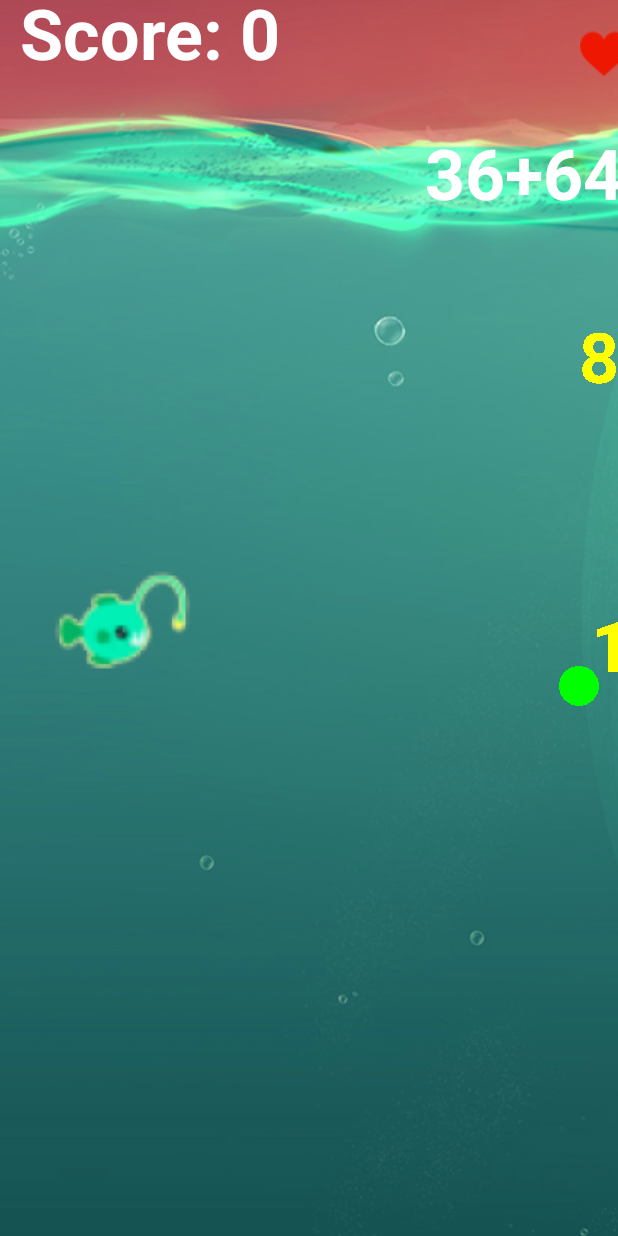
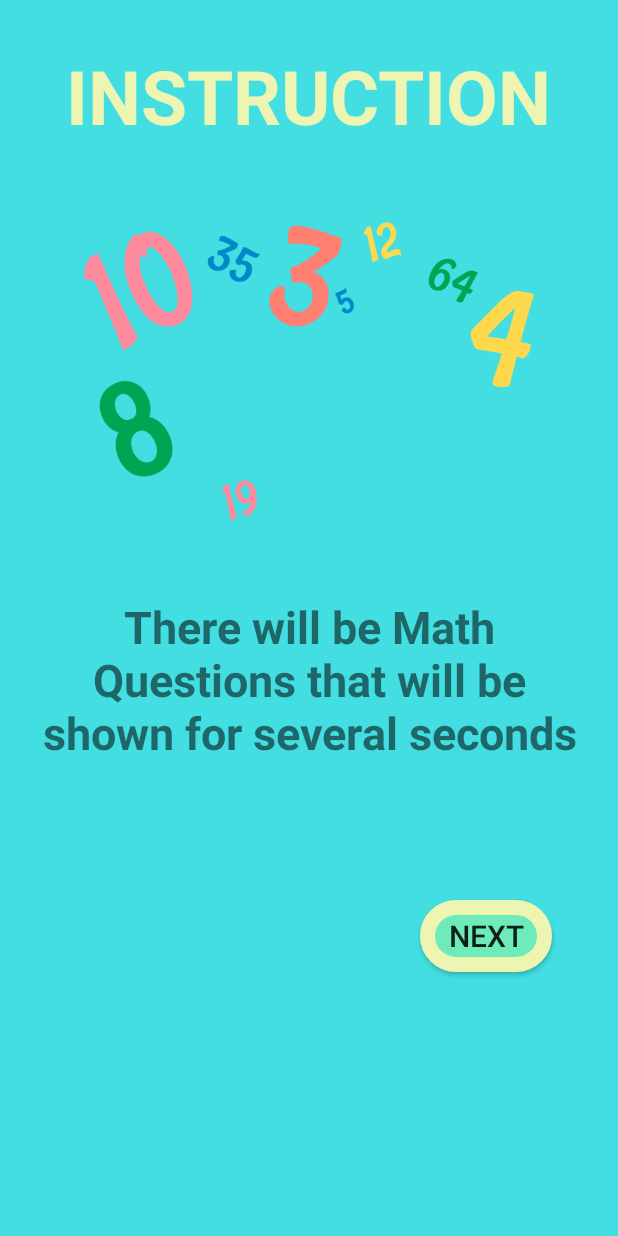
Before and after one commit to wilsonGoei/CP3406-A2-Educational-App, an Android app: the screen it shows after launch (game_activity before the commit, Instruction after it), after a tap on "PLAY", on a phone screen of 412 x 824 dp. Run offline under Robolectric (Android 15) with nearby library versions, the phone set to English and light mode, and no system bars.

Commit message:
Add Instruction and add pause, finishing

```diff
--- a/Assignment_2/app/src/main/AndroidManifest.xml
+++ b/Assignment_2/app/src/main/AndroidManifest.xml
@@ -9,7 +9,9 @@
         android:roundIcon="@drawable/splash_icon"
         android:supportsRtl="true"
         android:theme="@style/AppTheme">
-        <activity android:name=".Settings"></activity>
+        <activity android:name=".Instruction"></activity>
+        <activity android:name=".pause" android:theme="@style/Theme.Transparent"/>
+        <activity android:name=".Settings" />
         <activity android:name=".Leaderboards" />
         <activity android:name=".GameOverActivity" />
         <activity android:name=".Splash">
--- /dev/null
+++ b/Assignment_2/app/src/main/java/com/example/educationalapp_assignment2/Instruction.java
@@ -0,0 +1,49 @@
+package com.example.educationalapp_assignment2;
+
+import androidx.appcompat.app.AppCompatActivity;
+
+import android.content.Intent;
+import android.os.Bundle;
+import android.view.View;
+import android.widget.ImageView;
+import android.widget.TextView;
+
+public class Instruction extends AppCompatActivity {
+
+    private ImageView instructionImage;
+    private TextView instructionText;
+    private int clickCounter = 0;
+
+    @Override
+    protected void onCreate(Bundle savedInstanceState) {
+        super.onCreate(savedInstanceState);
+        setContentView(R.layout.activity_instruction);
+
+        instructionImage = (ImageView)findViewById(R.id.instructionImage);
+        instructionText = (TextView)findViewById(R.id.instructionText);
+
+    }
+
+    public void clicked(View view){
+        clickCounter ++;
+        if (clickCounter == 1){
+            instructionImage.setImageResource(R.drawable.fish1);
+            instructionText.setText("Hit the correct ANSWER with the fish then you will get 10 points");
+        }
+        else if (clickCounter == 2){
+            instructionImage.setImageResource(R.drawable.heart_grey);
+            instructionText.setText("If you hit the wrong answer you will lose 1 health");
+        }
+        else if (clickCounter == 3){
+            instructionImage.setImageResource(R.drawable.hearts);
+            instructionText.setText("You have 3 hearts, if you loose all the hearts it will be GAME OVER" +
+                    "\n HAVE FUN!");
+        }
+        else if (clickCounter == 4){
+            clickCounter = 0;
+            finish();
+            Intent to_game = new Intent(Instruction.this, game_activity.class);
+            startActivity(to_game);
+        }
+    }
+}
--- a/Assignment_2/app/src/main/java/com/example/educationalapp_assignment2/MainActivity.java
+++ b/Assignment_2/app/src/main/java/com/example/educationalapp_assignment2/MainActivity.java
@@ -19,7 +19,7 @@ public class MainActivity extends AppCompatActivity {
     private String songsBoolean;
 
     public void playScreen(View view){
-        Intent toPlayScreen = new Intent(MainActivity.this, game_activity.class);
+        Intent toPlayScreen = new Intent(MainActivity.this, Instruction.class);
         startActivity(toPlayScreen);
     }
 
@@ -73,4 +73,10 @@ public class MainActivity extends AppCompatActivity {
             Log.i("statusStartOff",songsBoolean);
         }
     }
+
+//    @Override
+//    protected void onPause() {
+//        super.onPause();
+//        backGroundMusic.pause();
+//    }
 }
--- /dev/null
+++ b/Assignment_2/app/src/main/res/layout/activity_instruction.xml
@@ -0,0 +1,57 @@
+<?xml version="1.0" encoding="utf-8"?>
+<RelativeLayout xmlns:android="http://schemas.android.com/apk/res/android"
+    xmlns:app="http://schemas.android.com/apk/res-auto"
+    xmlns:tools="http://schemas.android.com/tools"
+    android:layout_width="match_parent"
+    android:layout_height="match_parent"
+    tools:context=".Instruction"
+    android:background="@color/lightBlue">
+
+    <TextView
+        android:id="@+id/instructionTitle"
+        android:layout_width="wrap_content"
+        android:layout_height="wrap_content"
+        android:layout_marginTop="30dp"
+        android:layout_centerHorizontal="true"
+        android:text="INSTRUCTION"
+        android:textSize="50sp"
+        android:textColor="@color/lightYellow"
+        android:textStyle="bold"
+        />
+
+    <ImageView
+        android:id="@+id/instructionImage"
+        android:layout_width="300dp"
+        android:layout_height="200dp"
+        android:layout_marginTop="50dp"
+        android:layout_centerHorizontal="true"
+        android:layout_below="@+id/instructionTitle"
+        android:src="@drawable/numbers"/>
+    <TextView
+        android:id="@+id/instructionText"
+        android:layout_width="wrap_content"
+        android:layout_height="wrap_content"
+        android:layout_marginTop="50dp"
+        android:paddingLeft="20dp"
+        android:paddingRight="20dp"
+        android:layout_below="@+id/instructionImage"
+        android:layout_centerHorizontal="true"
+        android:text="There will be Math Questions that will be shown for several seconds"
+        android:textSize="30sp"
+        android:textStyle="bold"
+        android:gravity="center"/>
+
+    <Button
+        android:id="@+id/instructionButton"
+        android:layout_width="wrap_content"
+        android:layout_height="wrap_content"
+        android:layout_marginTop="600dp"
+        android:layout_marginLeft="280dp"
+        android:paddingLeft="10dp"
+        android:paddingRight="10dp"
+        android:background="@drawable/menu_button"
+        android:text="Next"
+        android:textSize="20sp"
+        android:onClick="clicked"/>
+
+</RelativeLayout>
--- a/Assignment_2/app/src/main/res/values/styles.xml
+++ b/Assignment_2/app/src/main/res/values/styles.xml
@@ -8,4 +8,12 @@
         <item name="colorAccent">@color/lightYellow</item>
     </style>
 
+    <style name="Theme.Transparent" parent="android:Theme">
+        <item name="android:windowIsTranslucent">true</item>
+        <item name="android:windowBackground">@android:color/transparent</item>
+        <item name="android:windowContentOverlay">@null</item>
+        <item name="android:windowNoTitle">true</item>
+        <item name="android:windowIsFloating">true</item>
+        <item name="android:backgroundDimEnabled">false</item>
+    </style>
 </resources>
```
Also changed, not shown: Assignment_2/app/src/main/java/com/example/educationalapp_assignment2/FishView.java (+13 -10 lines), Assignment_2/app/src/main/java/com/example/educationalapp_assignment2/game_activity.java (+45 -3 lines), Assignment_2/app/src/main/java/com/example/educationalapp_assignment2/pause.java (added, +37 -0 lines), Assignment_2/app/src/main/res/layout/activity_pause.xml (added, +64 -0 lines), Assignment_2/app/src/main/res/drawable-v24/hearts.png, Assignment_2/app/src/main/res/drawable-v24/numbers.png (added), Assignment_2/app/src/main/res/drawable-v24/pause_background.jpg (added), Assignment_2/app/src/main/res/drawable-v24/wrong.png (added), Assignment_2/app/src/main/res/drawable-v24/yellow_pause_button.png (added).
